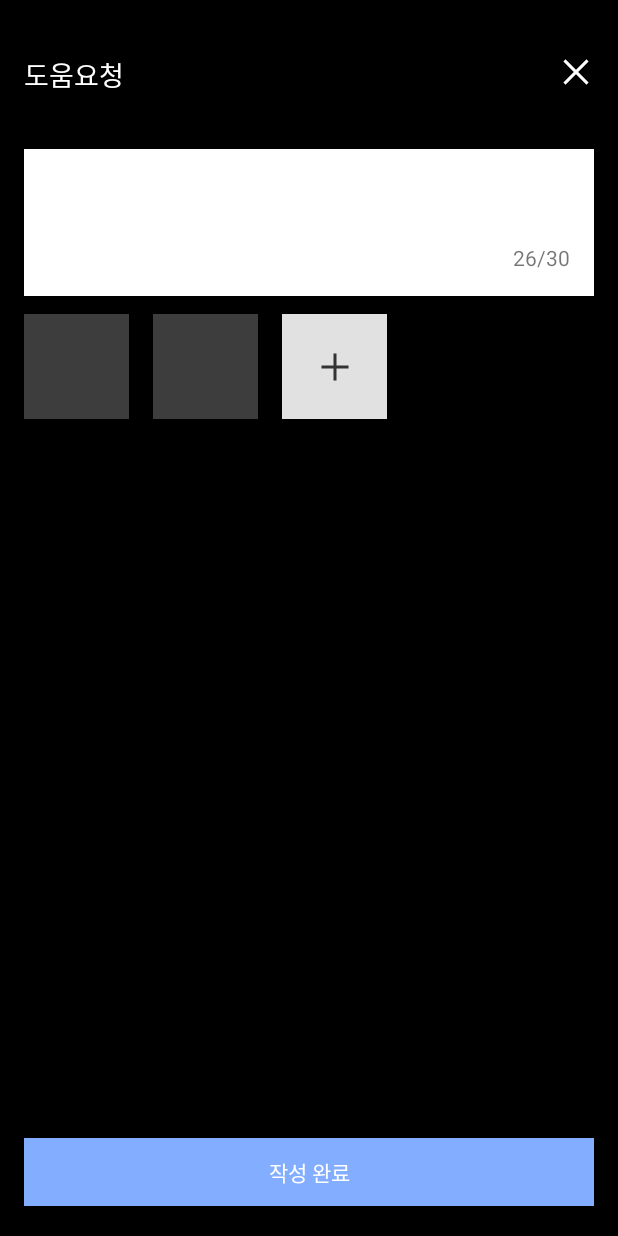
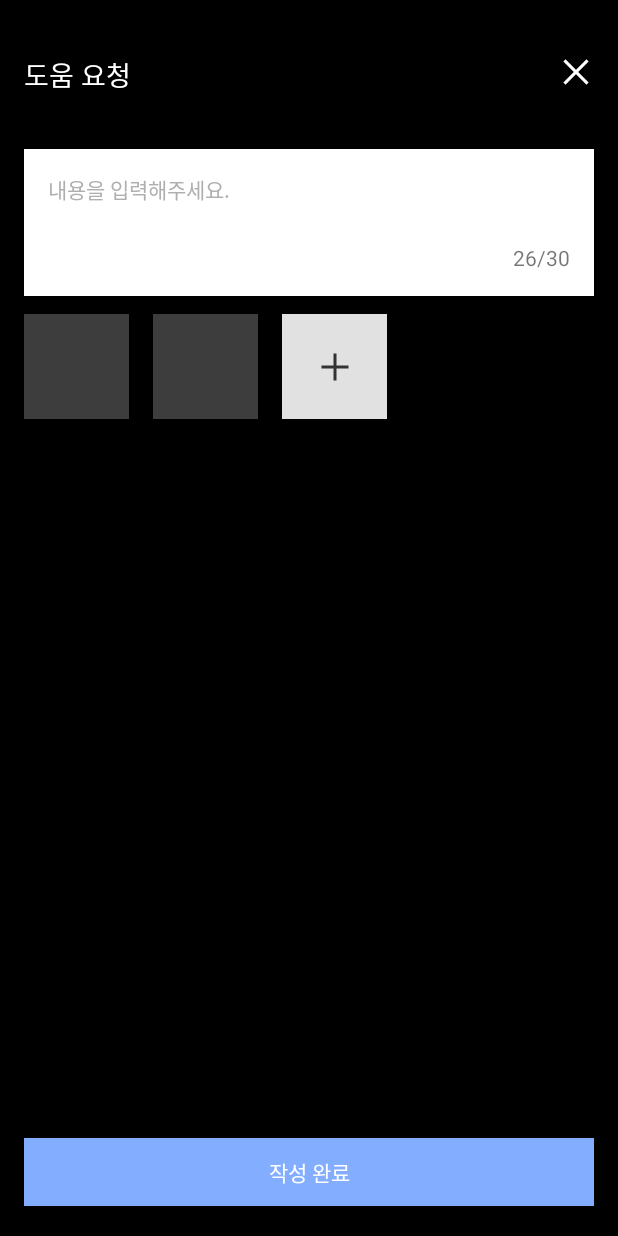
Before and after one commit to KU-Summer-Hackathon/aos, an Android app: the HelpRequestActivity screen opened directly, with no data from a screen before it, on a phone screen of 412 x 824 dp. Run offline under Robolectric (Android 15) with nearby library versions, the phone set to English and light mode, and no system bars; our stand-ins replace data binding; network calls fail.

Commit message:
[feat] HelpRequestActivity 화면 이동 구현 및 레이아웃 수정

```diff
--- a/app/src/main/java/com/yjooooo/doreandroid/presentation/help_request/HelpRequestActivity.kt
+++ b/app/src/main/java/com/yjooooo/doreandroid/presentation/help_request/HelpRequestActivity.kt
@@ -5,8 +5,16 @@ import com.yjooooo.doreandroid.R
 import com.yjooooo.doreandroid.databinding.ActivityHelpRequestBinding
 import com.yjooooo.doreandroid.presentation.base.BaseActivity
 
-class HelpRequestActivity : BaseActivity<ActivityHelpRequestBinding>(R.layout.activity_help_request) {
+class HelpRequestActivity :
+    BaseActivity<ActivityHelpRequestBinding>(R.layout.activity_help_request) {
     override fun onCreate(savedInstanceState: Bundle?) {
         super.onCreate(savedInstanceState)
+        initCloseBtnClickListener()
+    }
+
+    private fun initCloseBtnClickListener() {
+        binding.btnHelpRequestClose.setOnClickListener {
+            finish()
+        }
     }
 }
--- a/app/src/main/res/drawable/ic_bg_pattern.xml
+++ b/app/src/main/res/drawable/ic_bg_pattern.xml
@@ -5,7 +5,7 @@
     android:viewportHeight="760">
   <path
       android:pathData="M0,0h360v760h-360z"
-      android:fillColor="#161616"/>
+      android:fillColor="#000000"/>
   <path
       android:pathData="M300,91C300,83.82 294.18,78 287,78C294.18,78 300,72.18 300,65C300,72.18 305.82,78 313,78C305.82,78 300,83.82 300,91Z"
       android:strokeAlpha="0.2"
--- a/app/src/main/res/layout/activity_help_request.xml
+++ b/app/src/main/res/layout/activity_help_request.xml
@@ -59,8 +59,10 @@
             android:background="@android:color/transparent"
             android:fontFamily="@font/spoqa_han_sans_neo_medium"
             android:gravity="top"
+            android:hint="@string/help_request_text_hint"
             android:inputType="textMultiLine"
             android:textColor="@color/dore_text_black"
+            android:textColorHint="@color/dore_gray_5"
             android:textSize="14dp"
             app:layout_constraintBottom_toTopOf="@id/tv_help_request_text_count"
             app:layout_constraintEnd_toEndOf="@id/view_help_request"
--- a/app/src/main/res/values-night/themes.xml
+++ b/app/src/main/res/values-night/themes.xml
@@ -6,7 +6,7 @@
         <item name="colorPrimaryVariant">@color/purple_700</item>
         <item name="colorOnPrimary">@color/dore_text_black</item>
         <!-- Secondary brand color. -->
-        <item name="colorSecondary">@color/teal_200</item>
+        <item name="colorSecondary">@color/dore_gray_5</item>
         <item name="colorSecondaryVariant">@color/teal_200</item>
         <item name="colorOnSecondary">@color/dore_text_black</item>
         <!-- Status bar color. -->
--- a/app/src/main/res/values/strings.xml
+++ b/app/src/main/res/values/strings.xml
@@ -9,7 +9,7 @@
     <string name="title_eat">Eat</string>
     <string name="title_lend">Lend</string>
     <string name="title_message">Messages</string>
-    <string name="title_help_request">도움요청</string>
+    <string name="title_help_request">도움 요청</string>
 
     <!-- SignInFragment -->
     <string name="sign_in_desc_kakao_login">카카오 로그인 버튼</string>
@@ -25,6 +25,11 @@
     <string name="do_re_eat_desc">함께 식사할 이웃을 찾아보아요!</string>
     <string name="do_re_help_desc">해결할 문제가 있으세요?\n이웃들의 도움을 받아보아요!</string>
     <string name="do_re_lend_desc">필요한 물건이 있으세요?\n이웃들에게 빌려보아요!</string>
+
+    <!-- HelpActivity -->
     <string name="help_do_help">돕기</string>
     <string name="help_request_help">도움 요청</string>
+
+    <!-- HelpRequestActivity -->
+    <string name="help_request_text_hint">내용을 입력해주세요.</string>
 </resources>
--- a/app/src/main/res/values/themes.xml
+++ b/app/src/main/res/values/themes.xml
@@ -6,7 +6,7 @@
         <item name="colorPrimaryVariant">@color/purple_700</item>
         <item name="colorOnPrimary">@color/white</item>
         <!-- Secondary brand color. -->
-        <item name="colorSecondary">@color/teal_200</item>
+        <item name="colorSecondary">@color/dore_gray_5</item>
         <item name="colorSecondaryVariant">@color/teal_700</item>
         <item name="colorOnSecondary">@color/dore_text_black</item>
         <!-- Status bar color. -->
```
Also changed, not shown: app/src/main/java/com/yjooooo/doreandroid/presentation/help/HelpActivity.kt (+9 -0 lines).
